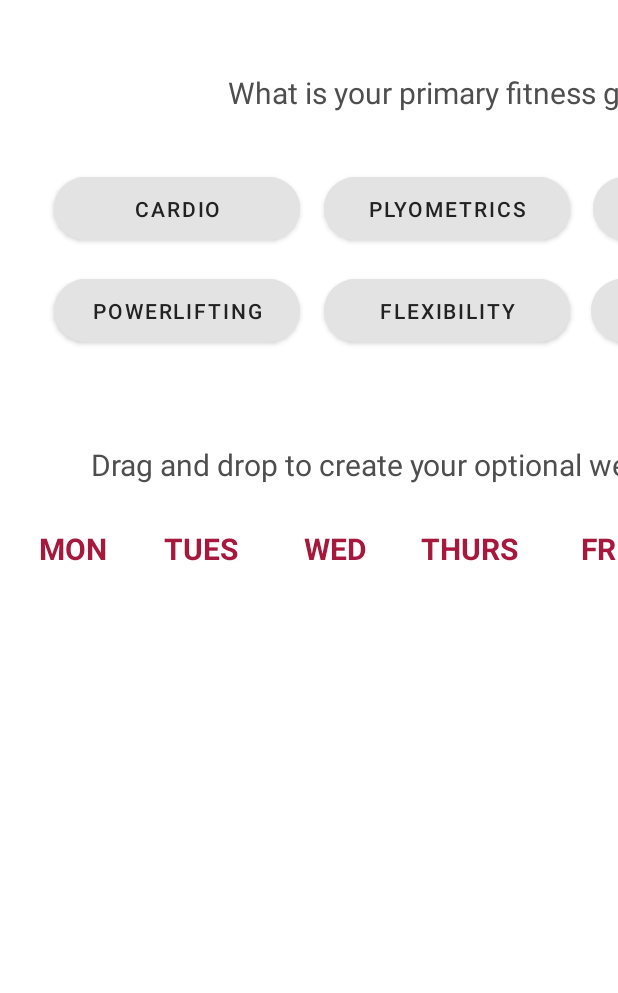
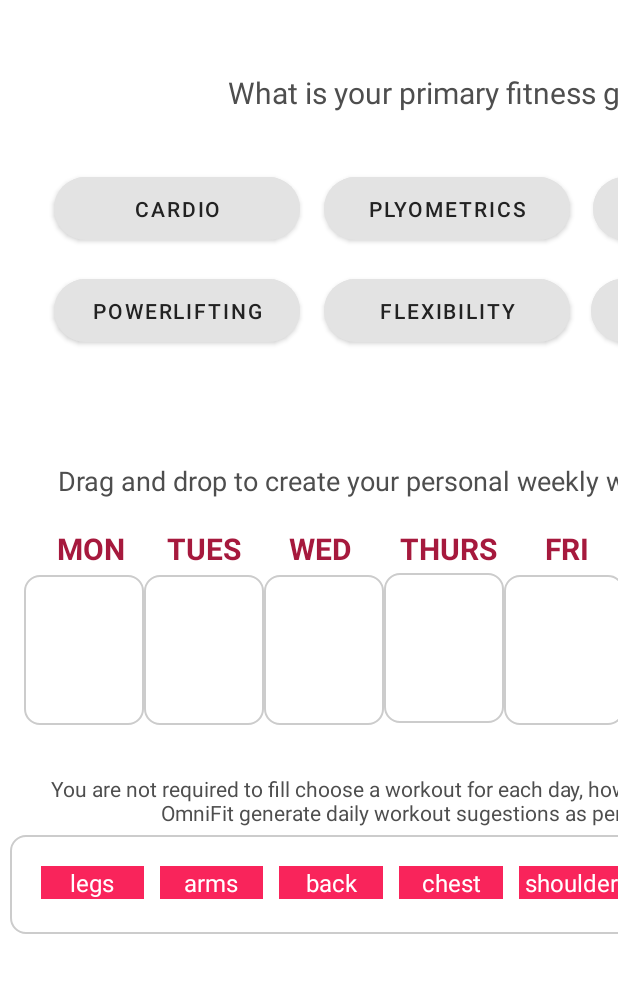
Before and after one commit to siyasiyasiya/healthApp, an Android app: the GetUserPreferences screen opened directly, with no data from a screen before it, on a phone screen of 412 x 824 dp, the part 216-1209 px from its top. Run offline under Robolectric (Android 15) with nearby library versions, the phone set to English and light mode, and no system bars.

Commit message:
user can create week's workout "days"

```diff
--- a/app/build.gradle
+++ b/app/build.gradle
@@ -28,7 +28,6 @@ android {
 }
 
 dependencies {
-
     implementation 'androidx.appcompat:appcompat:1.5.1'
     implementation 'com.google.android.material:material:1.6.1'
     implementation 'androidx.constraintlayout:constraintlayout:2.1.4'
--- a/app/src/main/java/com/example/healthapp/GetUserPreferences.java
+++ b/app/src/main/java/com/example/healthapp/GetUserPreferences.java
@@ -2,13 +2,22 @@ package com.example.healthapp;
 
 import androidx.appcompat.app.AppCompatActivity;
 
+import android.content.ClipData;
+import android.content.ClipDescription;
 import android.content.Intent;
+import android.graphics.Color;
+import android.graphics.PorterDuff;
 import android.os.Bundle;
+import android.util.Log;
+import android.view.DragEvent;
 import android.view.View;
+import android.view.ViewGroup;
 import android.widget.Button;
+import android.widget.LinearLayout;
 import android.widget.TextView;
+import android.widget.Toast;
 
-public class GetUserPreferences extends AppCompatActivity {
+public class GetUserPreferences extends AppCompatActivity{
     private String fitnessGoal = "";
     private TextView goalErr;
 
@@ -24,6 +33,47 @@ public class GetUserPreferences extends AppCompatActivity {
         View powerliftingBtn = findViewById(R.id.powerliftiingBtn);
         View weightliftingBtn = findViewById(R.id.weightliftingBtn);
         goalErr = findViewById(R.id.goalErr);
+
+        TextView dragLeg = (TextView) findViewById(R.id.dragLegs);
+        dragLeg.setOnLongClickListener(new LongClickListener());
+
+        TextView dragChoice = (TextView) findViewById(R.id.dragChoice);
+        dragChoice.setOnLongClickListener(new LongClickListener());
+
+        TextView dragArms = (TextView) findViewById(R.id.dragArms);
+        dragArms.setOnLongClickListener(new LongClickListener());
+
+        TextView dragBack = (TextView) findViewById(R.id.dragBack);
+        dragBack.setOnLongClickListener(new LongClickListener());
+
+        TextView dragChest = (TextView) findViewById(R.id.dragChest);
+        dragChest.setOnLongClickListener(new LongClickListener());
+
+        TextView dragRest = (TextView) findViewById(R.id.dragRest);
+        dragRest.setOnLongClickListener(new LongClickListener());
+
+        TextView dragSho = (TextView) findViewById(R.id.dragSho);
+        dragSho.setOnLongClickListener(new LongClickListener());
+
+        LinearLayout topLayerMon = (LinearLayout) findViewById(R.id.mon);
+        LinearLayout topLayerTues = (LinearLayout) findViewById(R.id.tues);
+        LinearLayout topLayerWed = (LinearLayout) findViewById(R.id.wed);
+        LinearLayout topLayerThurs = (LinearLayout) findViewById(R.id.thurs);
+        LinearLayout topLayerFri = (LinearLayout) findViewById(R.id.fri);
+        LinearLayout topLayerSat = (LinearLayout) findViewById(R.id.sat);
+        LinearLayout topLayerSun = (LinearLayout) findViewById(R.id.sun);
+
+        LinearLayout bottomLayer = (LinearLayout) findViewById(R.id.bottomLinLayout);
+
+        topLayerMon.setOnDragListener(new DragListener());
+        topLayerTues.setOnDragListener(new DragListener());
+        topLayerWed.setOnDragListener(new DragListener());
+        topLayerThurs.setOnDragListener(new DragListener());
+        topLayerFri.setOnDragListener(new DragListener());
+        topLayerSat.setOnDragListener(new DragListener());
+        topLayerSun.setOnDragListener(new DragListener());
+        bottomLayer.setOnDragListener(new DragListener());
+
 
         strengthBtn.setOnClickListener(new View.OnClickListener() {
             @Override
@@ -116,4 +166,31 @@ public class GetUserPreferences extends AppCompatActivity {
             startActivity(new Intent(GetUserPreferences.this, HomePage.class));
         }
     }
+
+    private class LongClickListener implements View.OnLongClickListener {
+        @Override
+        public boolean onLongClick(View v) {
+            ClipData.Item item = new ClipData.Item((String)v.getTag());
+            String[] mimeTypes = { ClipDescription.MIMETYPE_TEXT_PLAIN };
+            ClipData data = new ClipData((String) v.getTag(), mimeTypes, item);
+            View.DragShadowBuilder shadowBuilder = new View.DragShadowBuilder(v);
+            v.startDrag(data, shadowBuilder, v, 0);
+            return true;
+        }
+    }
+    private class DragListener implements View.OnDragListener {
+        @Override
+        public boolean onDrag(View v, DragEvent event) {
+            switch(event.getAction()) {
+                case DragEvent.ACTION_DROP:
+                    TextView textDropped = (TextView) event.getLocalState();
+                    textDropped.setVisibility(View.VISIBLE);
+                    ViewGroup viewDroppedAt = (ViewGroup) v;
+                    ((ViewGroup) textDropped.getParent()).removeView(textDropped);
+                    viewDroppedAt.addView(textDropped);
+            }
+
+            return true;
+        }
+    }
 }
--- /dev/null
+++ b/app/src/main/res/drawable/customborder.xml
@@ -0,0 +1,6 @@
+<?xml version="1.0" encoding="UTF-8"?>
+<shape xmlns:android="http://schemas.android.com/apk/res/android" android:shape="rectangle">
+    <corners android:radius="10dp"/>
+    <padding android:left="3dp" android:right="3dp" android:top="3dp" android:bottom="3dp"/>
+    <stroke android:width="1dp" android:color="#CCCCCC"/>
+</shape>
--- a/app/src/main/res/layout/activity_get_user_preferences.xml
+++ b/app/src/main/res/layout/activity_get_user_preferences.xml
@@ -52,27 +52,37 @@
         app:layout_constraintStart_toStartOf="parent"
         app:layout_constraintTop_toTopOf="parent">
 
+        <LinearLayout
+            android:id="@+id/tues"
+            android:layout_width="80dp"
+            android:layout_height="100dp"
+            android:background="@drawable/customborder"
+            android:orientation="horizontal"
+            app:layout_constraintStart_toEndOf="@+id/mon"
+            app:layout_constraintTop_toBottomOf="@+id/textView23">
+
+        </LinearLayout>
+
         <TextView
-            android:id="@+id/textView28"
+            android:id="@+id/textView27"
             android:layout_width="65dp"
             android:layout_height="31dp"
+            android:layout_marginStart="12dp"
             android:layout_marginTop="352dp"
             android:fontFamily="sans-serif"
-            android:text="SUN"
+            android:text="SAT"
             android:textAlignment="center"
             android:textColor="@color/dark_maroon"
             android:textSize="20sp"
             android:textStyle="bold"
-            app:layout_constraintEnd_toEndOf="parent"
-            app:layout_constraintHorizontal_bias="0.428"
-            app:layout_constraintStart_toEndOf="@+id/textView27"
+            app:layout_constraintStart_toEndOf="@+id/textView26"
             app:layout_constraintTop_toTopOf="parent" />
 
         <TextView
             android:id="@+id/textView15"
             android:layout_width="65dp"
             android:layout_height="31dp"
-            android:layout_marginStart="16dp"
+            android:layout_marginStart="28dp"
             android:layout_marginTop="352dp"
             android:fontFamily="sans-serif"
             android:text="MON"
@@ -87,7 +97,7 @@
             android:id="@+id/textView23"
             android:layout_width="65dp"
             android:layout_height="31dp"
-            android:layout_marginStart="20dp"
+            android:layout_marginStart="10dp"
             android:layout_marginTop="352dp"
             android:fontFamily="sans-serif"
             android:text="TUES"
@@ -102,7 +112,7 @@
             android:id="@+id/textView24"
             android:layout_width="65dp"
             android:layout_height="31dp"
-            android:layout_marginStart="24dp"
+            android:layout_marginStart="12dp"
             android:layout_marginTop="352dp"
             android:fontFamily="sans-serif"
             android:text="WED"
@@ -117,7 +127,7 @@
             android:id="@+id/textView25"
             android:layout_width="73dp"
             android:layout_height="28dp"
-            android:layout_marginStart="20dp"
+            android:layout_marginStart="16dp"
             android:layout_marginTop="352dp"
             android:fontFamily="sans-serif"
             android:text="THURS"
@@ -132,7 +142,7 @@
             android:id="@+id/textView26"
             android:layout_width="65dp"
             android:layout_height="31dp"
-            android:layout_marginStart="20dp"
+            android:layout_marginStart="10dp"
             android:layout_marginTop="352dp"
             android:fontFamily="sans-serif"
             android:text="FRI"
@@ -143,19 +153,88 @@
             app:layout_constraintStart_toEndOf="@+id/textView25"
             app:layout_constraintTop_toTopOf="parent" />
 
+        <LinearLayout
+            android:id="@+id/sun"
+            android:layout_width="80dp"
+            android:layout_height="100dp"
+            android:background="@drawable/customborder"
+            android:orientation="horizontal"
+            app:layout_constraintStart_toEndOf="@+id/sat"
+            app:layout_constraintTop_toBottomOf="@+id/textView28">
+
+        </LinearLayout>
+
+        <LinearLayout
+            android:id="@+id/sat"
+            android:layout_width="80dp"
+            android:layout_height="100dp"
+            android:background="@drawable/customborder"
+            android:orientation="horizontal"
+            app:layout_constraintStart_toEndOf="@+id/fri"
+            app:layout_constraintTop_toBottomOf="@+id/textView27">
+
+        </LinearLayout>
+
+        <LinearLayout
+            android:id="@+id/fri"
+            android:layout_width="80dp"
+            android:layout_height="100dp"
+            android:background="@drawable/customborder"
+            android:orientation="horizontal"
+            app:layout_constraintStart_toEndOf="@+id/thurs"
+            app:layout_constraintTop_toBottomOf="@+id/textView26">
+
+        </LinearLayout>
+
+        <LinearLayout
+            android:id="@+id/thurs"
+            android:layout_width="80dp"
+            android:layout_height="100dp"
+            android:layout_marginTop="2dp"
+            android:background="@drawable/customborder"
+            android:orientation="horizontal"
+            app:layout_constraintStart_toEndOf="@+id/wed"
+            app:layout_constraintTop_toBottomOf="@+id/textView25">
+
+        </LinearLayout>
+
+        <LinearLayout
+            android:id="@+id/wed"
+            android:layout_width="80dp"
+            android:layout_height="100dp"
+            android:background="@drawable/customborder"
+            android:orientation="horizontal"
+            app:layout_constraintStart_toEndOf="@+id/tues"
+            app:layout_constraintTop_toBottomOf="@+id/textView24">
+
+        </LinearLayout>
+
+        <LinearLayout
+            android:id="@+id/mon"
+            android:layout_width="80dp"
+            android:layout_height="100dp"
+            android:layout_marginStart="16dp"
+            android:background="@drawable/customborder"
+            android:orientation="horizontal"
+            app:layout_constraintStart_toStartOf="parent"
+            app:layout_constraintTop_toBottomOf="@+id/textView15">
+
+        </LinearLayout>
+
         <TextView
-            android:id="@+id/textView27"
+            android:id="@+id/textView28"
             android:layout_width="65dp"
             android:layout_height="31dp"
-            android:layout_marginStart="16dp"
             android:layout_marginTop="352dp"
             android:fontFamily="sans-serif"
-            android:text="SAT"
+            android:text="SUN"
             android:textAlignment="center"
             android:textColor="@color/dark_maroon"
             android:textSize="20sp"
             android:textStyle="bold"
-            app:layout_constraintStart_toEndOf="@+id/textView26"
+            app:layout_constraintEnd_toEndOf="parent"
+            app:layout_constraintHorizontal_bias="0.4"
+            app:layout_constraintStart_toEndOf="@+id/textView27"
             app:layout_constraintTop_toTopOf="parent" />
 
         <Button
@@ -229,16 +308,132 @@
             android:id="@+id/textView11"
             android:layout_width="572dp"
             android:layout_height="27dp"
-            android:layout_marginTop="296dp"
+            android:layout_marginTop="308dp"
             android:fontFamily="sans-serif"
-            android:text="Drag and drop to create your optional weekly workouts"
+            android:text="Drag and drop to create your personal weekly workout preference."
             android:textAlignment="center"
             android:textColor="#4E4E4E"
-            android:textSize="20sp"
+            android:textSize="18sp"
             app:layout_constraintEnd_toEndOf="parent"
-            app:layout_constraintHorizontal_bias="0.498"
+            app:layout_constraintHorizontal_bias="0.482"
             app:layout_constraintStart_toStartOf="parent"
             app:layout_constraintTop_toTopOf="parent" />
+
+        <TextView
+            android:id="@+id/textView21"
+            android:layout_width="541dp"
+            android:layout_height="39dp"
+            android:layout_marginTop="516dp"
+            android:fontFamily="sans-serif"
+            android:text="You are not required to fill choose a workout for each day, however your input will help OmniFit generate daily workout sugestions as per your needs."
+            android:textAlignment="center"
+            android:textColor="#4E4E4E"
+            android:textSize="14sp"
+            app:layout_constraintEnd_toEndOf="parent"
+            app:layout_constraintHorizontal_bias="0.466"
+            app:layout_constraintStart_toStartOf="parent"
+            app:layout_constraintTop_toTopOf="parent" />
+
+        <LinearLayout
+            android:id="@+id/bottomLinLayout"
+            android:layout_width="589dp"
+            android:layout_height="66dp"
+            android:background="@drawable/customborder"
+            android:orientation="horizontal"
+            android:padding="15dp"
+            app:layout_constraintBottom_toBottomOf="parent"
+            app:layout_constraintEnd_toEndOf="parent"
+            app:layout_constraintHorizontal_bias="0.583"
+            app:layout_constraintStart_toStartOf="parent"
+            app:layout_constraintTop_toTopOf="parent"
+            app:layout_constraintVertical_bias="0.738">
+
+            <TextView
+                android:id="@+id/dragLegs"
+                android:layout_width="60dp"
+                android:layout_height="wrap_content"
+                android:layout_margin="5dp"
+                android:layout_weight="1"
+                android:background="@color/red_pink"
+                android:text="legs"
+                android:textAlignment="center"
+                android:textColor="@color/white"
+                android:textSize="16sp" />
+
+            <TextView
+                android:id="@+id/dragArms"
+                android:layout_width="60dp"
+                android:layout_height="wrap_content"
+                android:layout_margin="5dp"
+                android:layout_weight="1"
+                android:background="@color/red_pink"
+                android:text="arms"
+                android:textAlignment="center"
+                android:textColor="@color/white"
+                android:textSize="16sp" />
+
+            <TextView
+                android:id="@+id/dragBack"
+                android:layout_width="60dp"
+                android:layout_height="wrap_content"
+                android:layout_margin="5dp"
+                android:layout_weight="1"
+                android:background="@color/red_pink"
+                android:text="back"
+                android:textAlignment="center"
+                android:textColor="@color/white"
+                android:textSize="16sp" />
+
+            <TextView
+                android:id="@+id/dragChest"
+                android:layout_width="60dp"
+                android:layout_height="wrap_content"
+                android:layout_margin="5dp"
+                android:layout_weight="1"
+                android:background="@color/red_pink"
+                android:text="chest"
+                android:textAlignment="center"
+                android:textColor="@color/white"
+                android:textSize="16sp" />
+
+            <TextView
+                android:id="@+id/dragSho"
+                android:layout_width="60dp"
+                android:layout_height="wrap_content"
+                android:layout_margin="5dp"
+                android:layout_weight="1"
+                android:background="@color/red_pink"
+                android:maxLines="1"
+                android:text="shoulder"
+                android:textAlignment="center"
+                android:textColor="@color/white"
+                android:textSize="16sp" />
+
+            <TextView
+                android:id="@+id/dragRest"
+                android:layout_width="60dp"
+                android:layout_height="wrap_content"
+                android:layout_margin="5dp"
+                android:layout_weight="1"
+                android:background="@color/red_pink"
+                android:text="rest"
+                android:textAlignment="center"
+                android:textColor="@color/white"
+                android:textSize="16sp" />
+
+            <TextView
+                android:id="@+id/dragChoice"
+                android:layout_width="60dp"
+                android:layout_height="wrap_content"
+                android:layout_margin="5dp"
+                android:layout_weight="1"
+                android:background="@color/red_pink"
+                android:text="choice"
+                android:textAlignment="center"
+                android:textColor="@color/white"
+                android:textSize="16sp" />
+
+        </LinearLayout>
 
         <Button
             android:id="@+id/button2"
@@ -283,77 +478,6 @@
             app:layout_constraintStart_toEndOf="@+id/plyoBtn"
             app:layout_constraintTop_toTopOf="parent" />
 
-        <LinearLayout
-            android:id="@+id/linearLayout"
-            android:layout_width="594dp"
-            android:layout_height="111dp"
-            android:orientation="horizontal"
-            app:layout_constraintBottom_toBottomOf="parent"
-            app:layout_constraintEnd_toEndOf="parent"
-            app:layout_constraintStart_toStartOf="parent"
-            app:layout_constraintTop_toTopOf="parent">
-
-            <TableRow
-                android:id="@+id/mon"
-                android:layout_width="91dp"
-                android:layout_height="match_parent"
-                android:backgroundTint="#E8E8E8"
-                android:orientation="vertical" />
-
-            <TableRow
-                android:id="@+id/tues"
-                android:layout_width="85dp"
-                android:layout_height="match_parent"
-                android:backgroundTint="#E8E8E8"
-                android:orientation="vertical" />
-
-            <TableRow
-                android:id="@+id/wed"
-                android:layout_width="90dp"
-                android:layout_height="match_parent"
-                android:backgroundTint="#E8E8E8"
-                android:orientation="vertical" />
-
-            <TableRow
-                android:id="@+id/thurs"
-                android:layout_width="88dp"
-                android:layout_height="match_parent"
-                android:backgroundTint="#E8E8E8"
-                android:orientation="vertical" />
-
-            <TableRow
-                android:id="@+id/fri"
-                android:layout_width="83dp"
-                android:layout_height="match_parent"
-                android:backgroundTint="#E8E8E8"
-                android:orientation="vertical" />
-
-            <TableRow
-                android:id="@+id/sat"
-                android:layout_width="78dp"
-                android:layout_height="match_parent"
-                android:backgroundTint="#E8E8E8"
-                android:orientation="vertical" />
-
-            <TableRow
-                android:id="@+id/sun"
-                android:layout_width="match_parent"
-                android:layout_height="match_parent"
-                android:backgroundTint="#E8E8E8"
-                android:orientation="vertical" />
-        </LinearLayout>
-
-        <LinearLayout
-            android:layout_width="602dp"
-            android:layout_height="176dp"
-            android:orientation="vertical"
-            app:layout_constraintBottom_toBottomOf="parent"
-            app:layout_constraintEnd_toEndOf="parent"
-            app:layout_constraintHorizontal_bias="0.0"
-            app:layout_constraintStart_toStartOf="parent"
-            app:layout_constraintTop_toTopOf="parent"
-            app:layout_constraintVertical_bias="0.777"/>
-
         <TextView
             android:id="@+id/goalErr"
             android:layout_width="match_parent"
```
